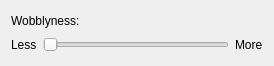
KDE/kwin, file effects/wobblywindows_config.ui: the form before one commit.
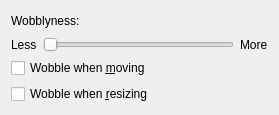
The form after the commit.

Commit message: Setting to disable wobbly windows for resizes or moves separately. BUG: 167564

What changed in the file:
```diff
--- a/effects/wobblywindows_config.ui
+++ b/effects/wobblywindows_config.ui
@@ -5,8 +5,8 @@
    <rect>
     <x>0</x>
     <y>0</y>
-    <width>274</width>
-    <height>66</height>
+    <width>279</width>
+    <height>113</height>
    </rect>
   </property>
   <layout class="QGridLayout" name="gridLayout" >
@@ -58,18 +58,19 @@
      </item>
     </layout>
    </item>
-   <item row="2" column="1" >
-    <spacer name="verticalSpacer" >
-     <property name="orientation" >
-      <enum>Qt::Vertical</enum>
+   <item row="2" column="0" colspan="2" >
+    <widget class="QCheckBox" name="moveBox" >
+     <property name="text" >
+      <string>Wobble when &amp;moving</string>
      </property>
-     <property name="sizeHint" stdset="0" >
-      <size>
-       <width>20</width>
-       <height>4</height>
-      </size>
+    </widget>
+   </item>
+   <item row="3" column="0" colspan="2" >
+    <widget class="QCheckBox" name="resizeBox" >
+     <property name="text" >
+      <string>Wobble when &amp;resizing</string>
      </property>
-    </spacer>
+    </widget>
    </item>
   </layout>
  </widget>
```
Left out of the diff: 5 changed lines with no effect on the pictures. The commit also changes 3 other files.
